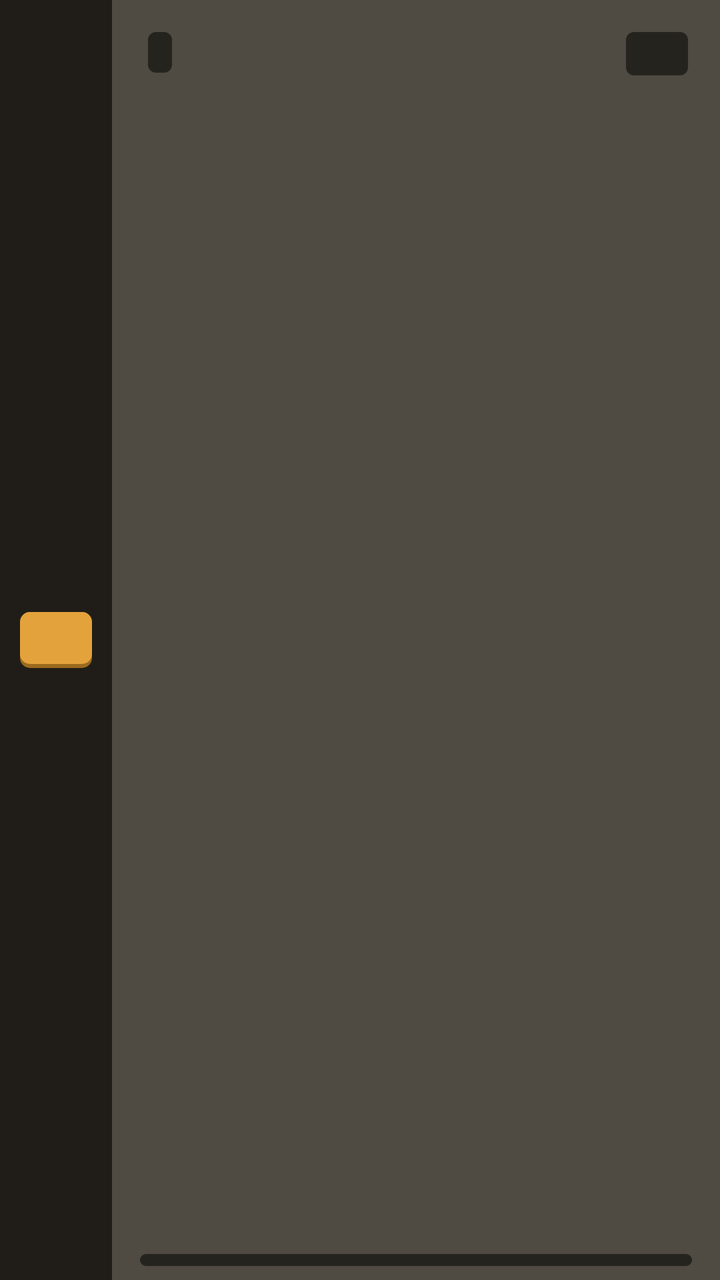
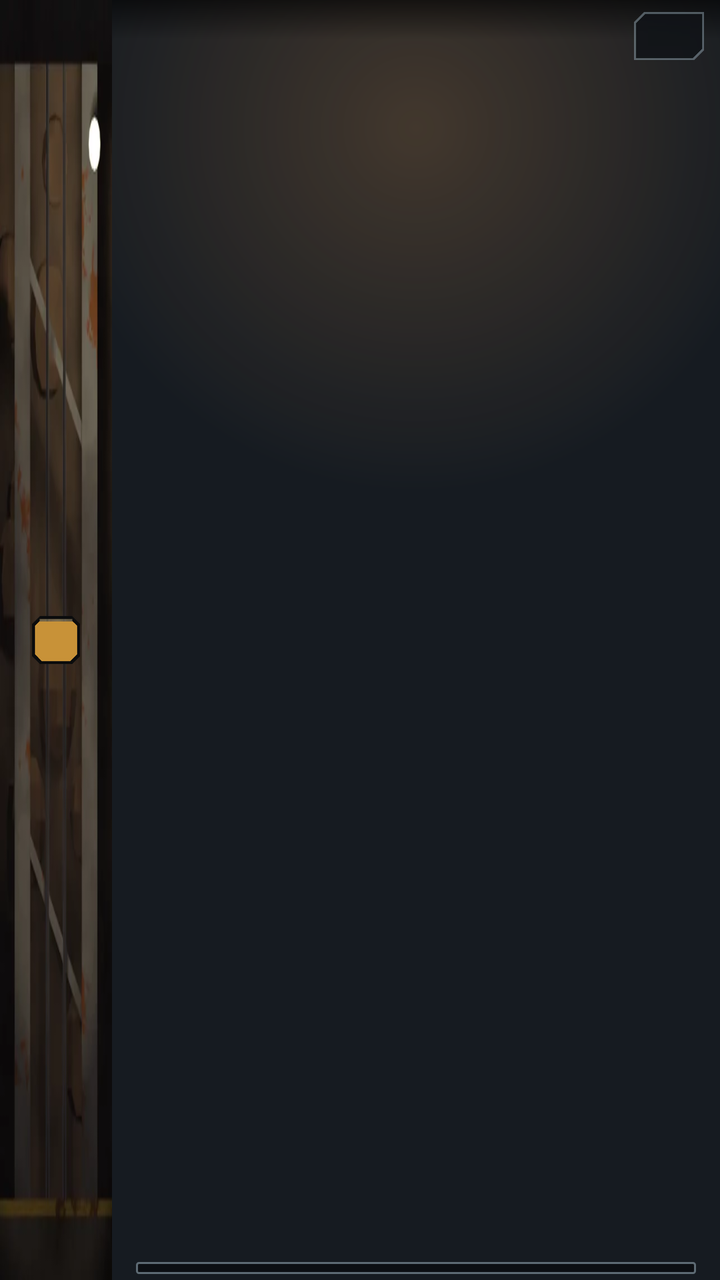

Compare the two renders of this Android layout. The source of the first and the diff that turns it into the second are given below.
<!-- AndroidManifest.xml: application theme Theme.Deepcell -->
<!-- res/layout/row_floor.xml -->
<?xml version="1.0" encoding="utf-8"?>
<LinearLayout xmlns:android="http://schemas.android.com/apk/res/android"
    android:layout_width="match_parent"
    android:layout_height="@dimen/room_height"
    android:descendantFocusability="blocksDescendants"
    android:orientation="horizontal">

    
    <FrameLayout
        android:layout_width="@dimen/shaft_width"
        android:layout_height="match_parent">

        <TextView
            android:id="@+id/floorNumber"
            android:layout_width="36dp"
            android:layout_height="28dp"
            android:layout_gravity="center"
            android:background="@drawable/bg_plaque"
            android:fontFamily="monospace"
            android:gravity="center"
            android:paddingBottom="2dp"
            android:textColor="@color/text_on_amber"
            android:textSize="13sp"
            android:textStyle="bold" />
    </FrameLayout>

    
    <FrameLayout
        android:id="@+id/room"
        android:layout_width="0dp"
        android:layout_height="match_parent"
        android:layout_weight="1"
        android:background="@drawable/bg_room_frame"
        android:clickable="true"
        android:focusable="true"
        android:paddingTop="6dp"
        android:paddingBottom="4dp">

        <ImageView
            android:id="@+id/roomWall"
            android:layout_width="match_parent"
            android:layout_height="match_parent"
            android:importantForAccessibility="no"
            android:scaleType="fitXY" />

        
        <ImageView
            android:id="@+id/roomProp"
            android:layout_width="wrap_content"
            android:layout_height="64dp"
            android:layout_gravity="bottom|end"
            android:layout_marginEnd="16dp"
            android:layout_marginBottom="10dp"
            android:adjustViewBounds="true"
            android:importantForAccessibility="no" />

        
        <ImageView
            android:id="@+id/roomMachine"
            android:layout_width="48dp"
            android:layout_height="64dp"
            android:layout_gravity="bottom|center_horizontal"
            android:layout_marginBottom="10dp"
            android:importantForAccessibility="no"
            android:visibility="gone" />

        
        <LinearLayout
            android:id="@+id/roomWorkers"
            android:layout_width="wrap_content"
            android:layout_height="36dp"
            android:layout_gravity="bottom|start"
            android:layout_marginStart="20dp"
            android:layout_marginBottom="12dp"
            android:gravity="bottom"
            android:orientation="horizontal" />

        
        <TextView
            android:id="@+id/roomName"
            android:layout_width="wrap_content"
            android:layout_height="wrap_content"
            android:layout_gravity="top|start"
            android:layout_marginStart="18dp"
            android:layout_marginTop="10dp"
            android:background="@drawable/bg_label"
            android:fontFamily="monospace"
            android:paddingStart="6dp"
            android:paddingTop="2dp"
            android:paddingEnd="6dp"
            android:paddingBottom="2dp"
            android:textColor="@color/text_main"
            android:textSize="12sp"
            android:textStyle="bold" />

        
        <LinearLayout
            android:layout_width="wrap_content"
            android:layout_height="wrap_content"
            android:layout_gravity="top|end"
            android:layout_marginTop="10dp"
            android:layout_marginEnd="16dp"
            android:background="@drawable/bg_label"
            android:gravity="center_vertical"
            android:orientation="horizontal"
            android:paddingStart="6dp"
            android:paddingTop="2dp"
            android:paddingEnd="6dp"
            android:paddingBottom="2dp">

            <ImageView
                android:id="@+id/roomGear"
                android:layout_width="16dp"
                android:layout_height="16dp"
                android:layout_marginEnd="6dp"
                android:contentDescription="@string/automated"
                android:src="@drawable/ic_gear"
                android:visibility="gone" />

            <TextView
                android:id="@+id/roomYield"
                android:layout_width="wrap_content"
                android:layout_height="wrap_content"
                android:fontFamily="monospace"
                android:textColor="@color/text_main"
                android:textSize="13sp"
                android:textStyle="bold" />

            <ImageView
                android:id="@+id/roomYieldIcon"
                android:layout_width="16dp"
                android:layout_height="16dp"
                android:layout_marginStart="3dp"
                android:importantForAccessibility="no" />
        </LinearLayout>

        
        <TextView
            android:id="@+id/roomPopup"
            android:layout_width="wrap_content"
            android:layout_height="wrap_content"
            android:layout_gravity="center"
            android:fontFamily="monospace"
            android:shadowColor="#FF000000"
            android:shadowDy="2"
            android:shadowRadius="3"
            android:textColor="@color/amber"
            android:textSize="22sp"
            android:textStyle="bold"
            android:visibility="invisible" />

        <ProgressBar
            android:id="@+id/floorProgress"
            style="?android:attr/progressBarStyleHorizontal"
            android:layout_width="match_parent"
            android:layout_height="6dp"
            android:layout_gravity="bottom"
            android:layout_marginStart="14dp"
            android:layout_marginEnd="14dp"
            android:layout_marginBottom="3dp"
            android:progressDrawable="@drawable/progress_floor" />
    </FrameLayout>
</LinearLayout>
<!-- resources referenced by this layout -->
<resources>
  <!-- drawable bg_label (drawable) -->
  <?xml version="1.0" encoding="utf-8"?>
  <shape xmlns:android="http://schemas.android.com/apk/res/android" android:shape="rectangle">
      <solid android:color="#B315130F" />
      <corners android:radius="4dp" />
  </shape>
  <!-- drawable bg_plaque (drawable) -->
  <?xml version="1.0" encoding="utf-8"?>
  <layer-list xmlns:android="http://schemas.android.com/apk/res/android">
      <item><shape><solid android:color="@color/amber_dark" /><corners android:radius="5dp" /></shape></item>
      <item android:bottom="2dp"><shape><solid android:color="@color/amber" /><corners android:radius="5dp" /></shape></item>
  </layer-list>
  <!-- drawable bg_room_frame (drawable) -->
  <?xml version="1.0" encoding="utf-8"?>
  <layer-list xmlns:android="http://schemas.android.com/apk/res/android">
      <item><shape><solid android:color="@color/slab" /></shape></item>
      <item android:top="6dp" android:bottom="4dp"><shape><solid android:color="@android:color/transparent" /></shape></item>
  </layer-list>
  <!-- drawable progress_floor (drawable) -->
  <?xml version="1.0" encoding="utf-8"?>
  <layer-list xmlns:android="http://schemas.android.com/apk/res/android">
      <item android:id="@android:id/background">
          <shape><corners android:radius="3dp" /><solid android:color="#B315130F" /></shape>
      </item>
      <item android:id="@android:id/progress">
          <clip><shape><corners android:radius="3dp" /><solid android:color="@color/amber" /></shape></clip>
      </item>
  </layer-list>
  <style name="Theme.Deepcell" parent="Theme.AppCompat.NoActionBar">
          <item name="colorPrimary">@color/rust</item>
          <item name="colorPrimaryDark">@color/soot</item>
          <item name="colorAccent">@color/amber</item>
          <item name="colorControlNormal">@color/text_dim</item>
          <item name="android:windowBackground">@color/bunker_wall</item>
          <item name="android:textColorPrimary">@color/text_main</item>
          <item name="android:textColorSecondary">@color/text_dim</item>
          <item name="android:statusBarColor">@color/soot</item>
          <item name="buttonStyle">@style/BunkerButton</item>
      </style>
  <color name="amber_dark">#FF9A6A1E</color>
  <color name="slab">#FF4F4A42</color>
  <color name="bunker_wall">#FF201D18</color>
  <style name="BunkerButton" parent="Widget.AppCompat.Button">
          <item name="android:background">@drawable/bg_button</item>
          <item name="android:textColor">@color/text_on_amber</item>
          <item name="android:textStyle">bold</item>
          <item name="android:fontFamily">monospace</item>
          <item name="android:textSize">15sp</item>
          <item name="android:minHeight">52dp</item>
          <item name="android:paddingBottom">4dp</item>
          <item name="android:stateListAnimator">@null</item>
      </style>
  <!-- drawable bg_button (drawable) -->
  <?xml version="1.0" encoding="utf-8"?>
  <selector xmlns:android="http://schemas.android.com/apk/res/android">
      <item android:state_enabled="false">
          <layer-list>
              <item android:top="0dp"><shape><solid android:color="#FF3E3C38" /><corners android:radius="6dp" /></shape></item>
              <item android:top="0dp" android:bottom="4dp"><shape><solid android:color="@color/steel_dark" /><corners android:radius="6dp" /></shape></item>
          </layer-list>
      </item>
      <item android:state_pressed="true">
          <layer-list>
              <item android:top="1dp"><shape><solid android:color="#FF6E4A14" /><corners android:radius="6dp" /></shape></item>
              <item android:top="1dp" android:bottom="1dp"><shape><solid android:color="@color/amber_dark" /><corners android:radius="6dp" /></shape></item>
          </layer-list>
      </item>
      <item>
          <layer-list>
              <item android:top="0dp"><shape><solid android:color="@color/amber_dark" /><corners android:radius="6dp" /></shape></item>
              <item android:top="0dp" android:bottom="4dp"><shape><solid android:color="@color/amber" /><corners android:radius="6dp" /></shape></item>
          </layer-list>
      </item>
  </selector>
  <color name="steel_dark">#FF5A5852</color>
  <!-- unchanged entries left out for length: 10 -->
</resources>

<!-- the commit's change to res/layout/row_floor.xml (unified diff, before → after) -->
@@ -10,15 +10,21 @@
         android:layout_width="@dimen/shaft_width"
         android:layout_height="match_parent">
 
+        <ImageView
+            android:layout_width="match_parent"
+            android:layout_height="match_parent"
+            android:importantForAccessibility="no"
+            android:scaleType="fitXY"
+            android:src="@drawable/shaft" />
+
         <TextView
             android:id="@+id/floorNumber"
-            android:layout_width="36dp"
-            android:layout_height="28dp"
+            android:layout_width="wrap_content"
+            android:layout_height="wrap_content"
             android:layout_gravity="center"
-            android:background="@drawable/bg_plaque"
-            android:fontFamily="monospace"
+            android:background="@drawable/np_plaque"
+            android:fontFamily="sans-serif-condensed"
             android:gravity="center"
-            android:paddingBottom="2dp"
             android:textColor="@color/text_on_amber"
             android:textSize="13sp"
             android:textStyle="bold" />
@@ -30,106 +36,80 @@
         android:layout_width="0dp"
         android:layout_height="match_parent"
         android:layout_weight="1"
-        android:background="@drawable/bg_room_frame"
         android:clickable="true"
-        android:focusable="true"
-        android:paddingTop="6dp"
-        android:paddingBottom="4dp">
+        android:focusable="true">
 
         <ImageView
-            android:id="@+id/roomWall"
+            android:id="@+id/roomArt"
             android:layout_width="match_parent"
             android:layout_height="match_parent"
             android:importantForAccessibility="no"
-            android:scaleType="fitXY" />
+            android:scaleType="centerCrop" />
 
         
-        <ImageView
-            android:id="@+id/roomProp"
-            android:layout_width="wrap_content"
-            android:layout_height="64dp"
-            android:layout_gravity="bottom|end"
-            android:layout_marginEnd="16dp"
-            android:layout_marginBottom="10dp"
-            android:adjustViewBounds="true"
-            android:importantForAccessibility="no" />
+        <View
+            android:id="@+id/roomGlow"
+            android:layout_width="match_parent"
+            android:layout_height="match_parent"
+            android:background="@drawable/bg_lamp_glow" />
 
-        
-        <ImageView
-            android:id="@+id/roomMachine"
-            android:layout_width="48dp"
-            android:layout_height="64dp"
-            android:layout_gravity="bottom|center_horizontal"
-            android:layout_marginBottom="10dp"
-            android:importantForAccessibility="no"
-            android:visibility="gone" />
+        <View
+            android:layout_width="match_parent"
+            android:layout_height="40dp"
+            android:background="@drawable/bg_room_shade" />
 
         
         <LinearLayout
             android:id="@+id/roomWorkers"
             android:layout_width="wrap_content"
-            android:layout_height="36dp"
+            android:layout_height="40dp"
             android:layout_gravity="bottom|start"
-            android:layout_marginStart="20dp"
-            android:layout_marginBottom="12dp"
+            android:layout_marginStart="16dp"
+            android:layout_marginBottom="11dp"
             android:gravity="bottom"
             android:orientation="horizontal" />
 
         
         <TextView
             android:id="@+id/roomName"
+            style="@style/SceneLabel"
             android:layout_width="wrap_content"
             android:layout_height="wrap_content"
             android:layout_gravity="top|start"
-            android:layout_marginStart="18dp"
-            android:layout_marginTop="10dp"
-            android:background="@drawable/bg_label"
-            android:fontFamily="monospace"
-            android:paddingStart="6dp"
-            android:paddingTop="2dp"
-            android:paddingEnd="6dp"
-            android:paddingBottom="2dp"
-            android:textColor="@color/text_main"
-            android:textSize="12sp"
-            android:textStyle="bold" />
+            android:layout_marginStart="12dp"
+            android:layout_marginTop="8dp" />
 
         
         <LinearLayout
             android:layout_width="wrap_content"
             android:layout_height="wrap_content"
             android:layout_gravity="top|end"
-            android:layout_marginTop="10dp"
-            android:layout_marginEnd="16dp"
-            android:background="@drawable/bg_label"
+            android:layout_marginTop="6dp"
+            android:layout_marginEnd="8dp"
+            android:background="@drawable/np_label"
             android:gravity="center_vertical"
-            android:orientation="horizontal"
-            android:paddingStart="6dp"
-            android:paddingTop="2dp"
-            android:paddingEnd="6dp"
-            android:paddingBottom="2dp">
+            android:orientation="horizontal">
 
             <ImageView
                 android:id="@+id/roomGear"
-                android:layout_width="16dp"
-                android:layout_height="16dp"
-                android:layout_marginEnd="6dp"
+                android:layout_width="15dp"
+                android:layout_height="15dp"
+                android:layout_marginEnd="5dp"
                 android:contentDescription="@string/automated"
                 android:src="@drawable/ic_gear"
                 android:visibility="gone" />
 
             <TextView
                 android:id="@+id/roomYield"
+                style="@style/SceneLabel"
                 android:layout_width="wrap_content"
                 android:layout_height="wrap_content"
-                android:fontFamily="monospace"
-                android:textColor="@color/text_main"
-                android:textSize="13sp"
-                android:textStyle="bold" />
+                android:textSize="13sp" />
 
             <ImageView
                 android:id="@+id/roomYieldIcon"
-                android:layout_width="16dp"
-                android:layout_height="16dp"
+                android:layout_width="18dp"
+                android:layout_height="18dp"
                 android:layout_marginStart="3dp"
                 android:importantForAccessibility="no" />
         </LinearLayout>
@@ -140,12 +120,12 @@
             android:layout_width="wrap_content"
             android:layout_height="wrap_content"
             android:layout_gravity="center"
-            android:fontFamily="monospace"
+            android:fontFamily="sans-serif-condensed"
             android:shadowColor="#FF000000"
             android:shadowDy="2"
-            android:shadowRadius="3"
+            android:shadowRadius="4"
             android:textColor="@color/amber"
-            android:textSize="22sp"
+            android:textSize="24sp"
             android:textStyle="bold"
             android:visibility="invisible" />
 
@@ -155,8 +135,8 @@
             android:layout_width="match_parent"
             android:layout_height="6dp"
             android:layout_gravity="bottom"
-            android:layout_marginStart="14dp"
-            android:layout_marginEnd="14dp"
+            android:layout_marginStart="12dp"
+            android:layout_marginEnd="12dp"
             android:layout_marginBottom="3dp"
             android:progressDrawable="@drawable/progress_floor" />
     </FrameLayout>
<!-- resource entries referenced after the edit -->
@@ -1,80 +1,76 @@
 <!-- resources referenced by this layout -->
 <resources>
-  <!-- drawable bg_label (drawable) -->
+  <!-- drawable bg_lamp_glow (drawable) -->
   <?xml version="1.0" encoding="utf-8"?>
-  <shape xmlns:android="http://schemas.android.com/apk/res/android" android:shape="rectangle">
-      <solid android:color="#B315130F" />
-      <corners android:radius="4dp" />
+  <shape xmlns:android="http://schemas.android.com/apk/res/android">
+      <gradient android:type="radial" android:centerX="0.5" android:centerY="0.1" android:gradientRadius="60%p"
+          android:startColor="#30FFB060" android:endColor="#00FFB060" />
   </shape>
-  <!-- drawable bg_plaque (drawable) -->
+  <!-- drawable bg_room_shade (drawable) -->
   <?xml version="1.0" encoding="utf-8"?>
-  <layer-list xmlns:android="http://schemas.android.com/apk/res/android">
-      <item><shape><solid android:color="@color/amber_dark" /><corners android:radius="5dp" /></shape></item>
-      <item android:bottom="2dp"><shape><solid android:color="@color/amber" /><corners android:radius="5dp" /></shape></item>
-  </layer-list>
-  <!-- drawable bg_room_frame (drawable) -->
-  <?xml version="1.0" encoding="utf-8"?>
-  <layer-list xmlns:android="http://schemas.android.com/apk/res/android">
-      <item><shape><solid android:color="@color/slab" /></shape></item>
-      <item android:top="6dp" android:bottom="4dp"><shape><solid android:color="@android:color/transparent" /></shape></item>
-  </layer-list>
+  <shape xmlns:android="http://schemas.android.com/apk/res/android">
+      <gradient android:angle="270" android:startColor="#99000000" android:centerColor="#00000000" android:endColor="#00000000" />
+  </shape>
+  <!-- drawable np_label: png bitmap (drawable-xxhdpi, 1022 bytes) -->
+  <!-- drawable np_plaque: png bitmap (drawable-xxhdpi, 1502 bytes) -->
   <!-- drawable progress_floor (drawable) -->
   <?xml version="1.0" encoding="utf-8"?>
   <layer-list xmlns:android="http://schemas.android.com/apk/res/android">
       <item android:id="@android:id/background">
-          <shape><corners android:radius="3dp" /><solid android:color="#B315130F" /></shape>
+          <shape><corners android:radius="1dp" /><solid android:color="#CC0B0D10" /><stroke android:width="1dp" android:color="#998FA3B0" /></shape>
       </item>
-      <item android:id="@android:id/progress">
-          <clip><shape><corners android:radius="3dp" /><solid android:color="@color/amber" /></shape></clip>
+      <item android:id="@android:id/progress" android:left="1dp" android:top="1dp" android:right="1dp" android:bottom="1dp">
+          <clip><shape><corners android:radius="1dp" /><solid android:color="@color/amber" /></shape></clip>
       </item>
   </layer-list>
+  <!-- drawable shaft: webp bitmap (drawable-nodpi, 5140 bytes) -->
+  <style name="SceneLabel">
+          <item name="android:textColor">@color/text_main</item>
+          <item name="android:textSize">12sp</item>
+          <item name="android:textStyle">bold</item>
+          <item name="android:fontFamily">sans-serif-condensed</item>
+          <item name="android:textAllCaps">true</item>
+          <item name="android:letterSpacing">0.1</item>
+          <item name="android:shadowColor">#FF000000</item>
+          <item name="android:shadowDy">2</item>
+          <item name="android:shadowRadius">3</item>
+      </style>
   <style name="Theme.Deepcell" parent="Theme.AppCompat.NoActionBar">
           <item name="colorPrimary">@color/rust</item>
           <item name="colorPrimaryDark">@color/soot</item>
           <item name="colorAccent">@color/amber</item>
           <item name="colorControlNormal">@color/text_dim</item>
-          <item name="android:windowBackground">@color/bunker_wall</item>
+          <item name="android:windowBackground">@color/slate</item>
           <item name="android:textColorPrimary">@color/text_main</item>
           <item name="android:textColorSecondary">@color/text_dim</item>
-          <item name="android:statusBarColor">@color/soot</item>
+          <item name="android:statusBarColor">#FF0B0D10</item>
           <item name="buttonStyle">@style/BunkerButton</item>
       </style>
-  <color name="amber_dark">#FF9A6A1E</color>
-  <color name="slab">#FF4F4A42</color>
-  <color name="bunker_wall">#FF201D18</color>
+  <color name="slate">#FF161B21</color>
   <style name="BunkerButton" parent="Widget.AppCompat.Button">
           <item name="android:background">@drawable/bg_button</item>
-          <item name="android:textColor">@color/text_on_amber</item>
+          <item name="android:textColor">@color/text_main</item>
           <item name="android:textStyle">bold</item>
-          <item name="android:fontFamily">monospace</item>
-          <item name="android:textSize">15sp</item>
+          <item name="android:fontFamily">sans-serif-condensed</item>
+          <item name="android:textSize">16sp</item>
+          <item name="android:textAllCaps">true</item>
+          <item name="android:letterSpacing">0.08</item>
+          <item name="android:shadowColor">#CC000000</item>
+          <item name="android:shadowDy">2</item>
+          <item name="android:shadowRadius">1</item>
           <item name="android:minHeight">52dp</item>
-          <item name="android:paddingBottom">4dp</item>
           <item name="android:stateListAnimator">@null</item>
       </style>
   <!-- drawable bg_button (drawable) -->
   <?xml version="1.0" encoding="utf-8"?>
   <selector xmlns:android="http://schemas.android.com/apk/res/android">
-      <item android:state_enabled="false">
-          <layer-list>
-              <item android:top="0dp"><shape><solid android:color="#FF3E3C38" /><corners android:radius="6dp" /></shape></item>
-              <item android:top="0dp" android:bottom="4dp"><shape><solid android:color="@color/steel_dark" /><corners android:radius="6dp" /></shape></item>
-          </layer-list>
-      </item>
-      <item android:state_pressed="true">
-          <layer-list>
-              <item android:top="1dp"><shape><solid android:color="#FF6E4A14" /><corners android:radius="6dp" /></shape></item>
-              <item android:top="1dp" android:bottom="1dp"><shape><solid android:color="@color/amber_dark" /><corners android:radius="6dp" /></shape></item>
-          </layer-list>
-      </item>
-      <item>
-          <layer-list>
-              <item android:top="0dp"><shape><solid android:color="@color/amber_dark" /><corners android:radius="6dp" /></shape></item>
-              <item android:top="0dp" android:bottom="4dp"><shape><solid android:color="@color/amber" /><corners android:radius="6dp" /></shape></item>
-          </layer-list>
-      </item>
+      <item android:state_enabled="false" android:drawable="@drawable/np_chip_off" />
+      <item android:state_pressed="true" android:drawable="@drawable/np_chip_pressed" />
+      <item android:drawable="@drawable/np_chip" />
   </selector>
-  <color name="steel_dark">#FF5A5852</color>
+  <!-- drawable np_chip_off: png bitmap (drawable-xxhdpi, 1638 bytes) -->
+  <!-- drawable np_chip_pressed: png bitmap (drawable-xxhdpi, 1782 bytes) -->
+  <!-- drawable np_chip: png bitmap (drawable-xxhdpi, 1892 bytes) -->
   <!-- unchanged entries left out for length: 10 -->
 </resources>
 
